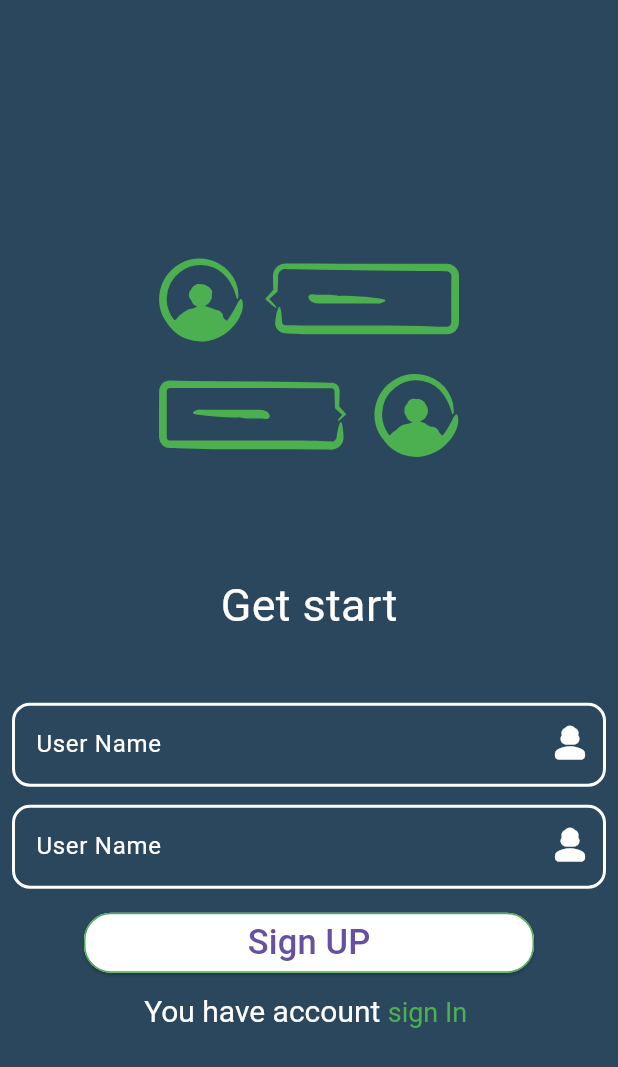
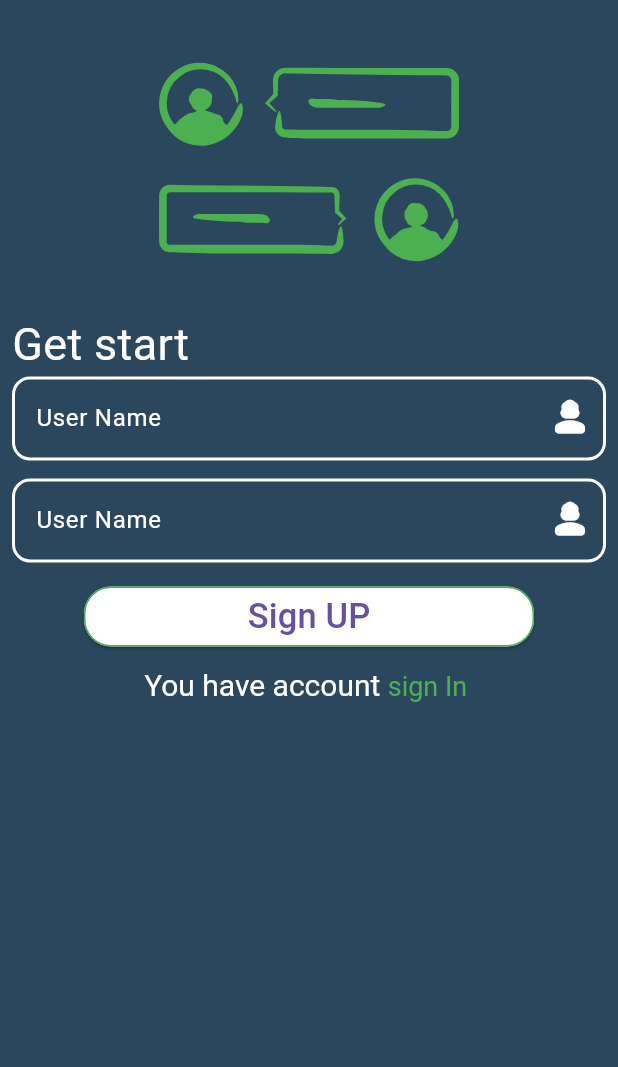
Before and after one commit to belal123456/shaty-APP--flutter-chat-app-, a Flutter app: the signUp screen opened by its route, on a phone screen of 412 x 824 dp. Shown: the top 1067 px of the screen. Run offline on Flutter 3.47's test engine with Material 3 defaults, Android fonts, the light colour scheme and no system bars; our stand-ins replace flutter_svg.

Commit message:
fixed error in the sign up page when i use keyboard

```diff
--- a/lib/screen/signUp.dart
+++ b/lib/screen/signUp.dart
@@ -17,12 +17,8 @@ class signUp extends StatelessWidget {
         color: primary,
         child: Padding(
           padding: const EdgeInsets.all(8.0),
-          child: Column(
-            mainAxisAlignment: MainAxisAlignment.spaceBetween,
+          child: ListView(
             children: [
-              Spacer(
-                flex: 3,
-              ),
               SvgPicture.asset(
                 colorFilter: ColorFilter.mode(Colors.green, BlendMode.srcIn),
                 "assets/f1d84b87-c3aa-4d53-ad5e-c14c1c7e385b.svg",
@@ -32,13 +28,11 @@ class signUp extends StatelessWidget {
                     padding: const EdgeInsets.all(30.0),
                     child: const CircularProgressIndicator()),
               ),
-              Spacer(),
               Text("Get start",
                   style: TextStyle(
                     color: Colors.white,
                     fontSize: 30,
                   )),
-              Spacer(),
               Textinputfileds(),
               SizedBox(
                 height: 12,
@@ -58,9 +52,6 @@ class signUp extends StatelessWidget {
                 fullText: "You have account ",
                 text: "sign In ",
               ),
-              Spacer(
-                flex: 3,
-              ),
             ],
           ),
         ),
```
Also changed, not shown: lib/widget/btnLog.dart (deleted, +0 -10 lines).
